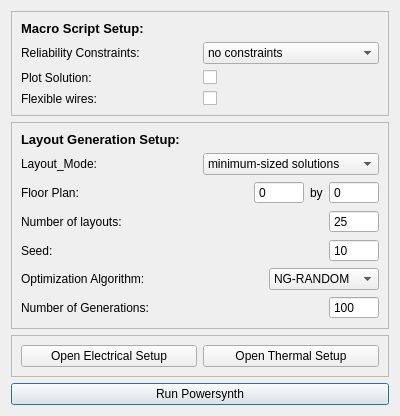
Before: the Qt Designer form NEW_UI/ui/optimizationSetup.ui in e3da/PowerSynth2-core, drawn with Qt 5.
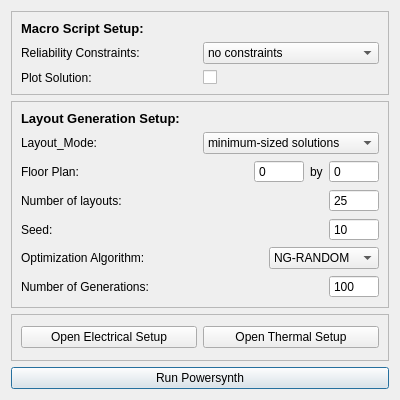
After: the same form once the commit is applied.

```diff
--- a/NEW_UI/ui/optimizationSetup.ui
+++ b/NEW_UI/ui/optimizationSetup.ui
@@ -7,7 +7,7 @@
     <x>0</x>
     <y>0</y>
     <width>400</width>
-    <height>410</height>
+    <height>400</height>
    </rect>
   </property>
   <property name="sizePolicy">
@@ -84,24 +84,6 @@
         </item>
        </layout>
       </item>
-      <item>
-       <layout class="QHBoxLayout" name="horizontalLayout_18">
-        <item>
-         <widget class="QLabel" name="label_25">
-          <property name="text">
-           <string>Flexible wires:</string>
-          </property>
-         </widget>
-        </item>
-        <item>
-         <widget class="QCheckBox" name="checkbox_flexible_wires">
-          <property name="text">
-           <string/>
-          </property>
-         </widget>
-        </item>
-       </layout>
-      </item>
      </layout>
     </widget>
    </item>
```
